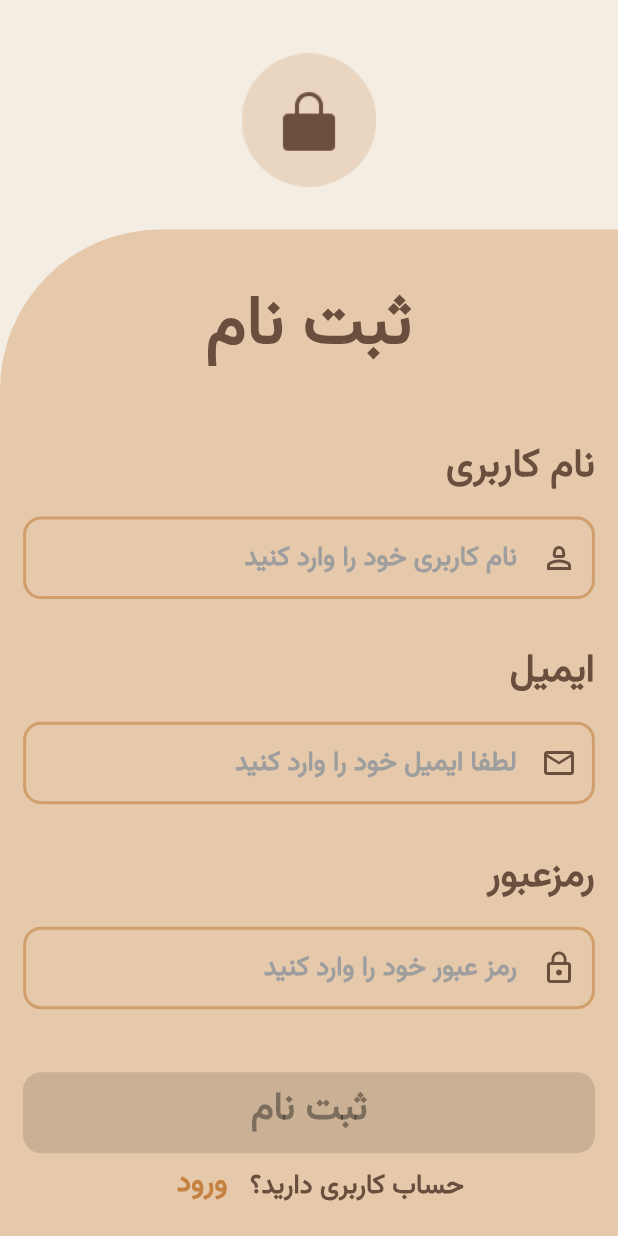
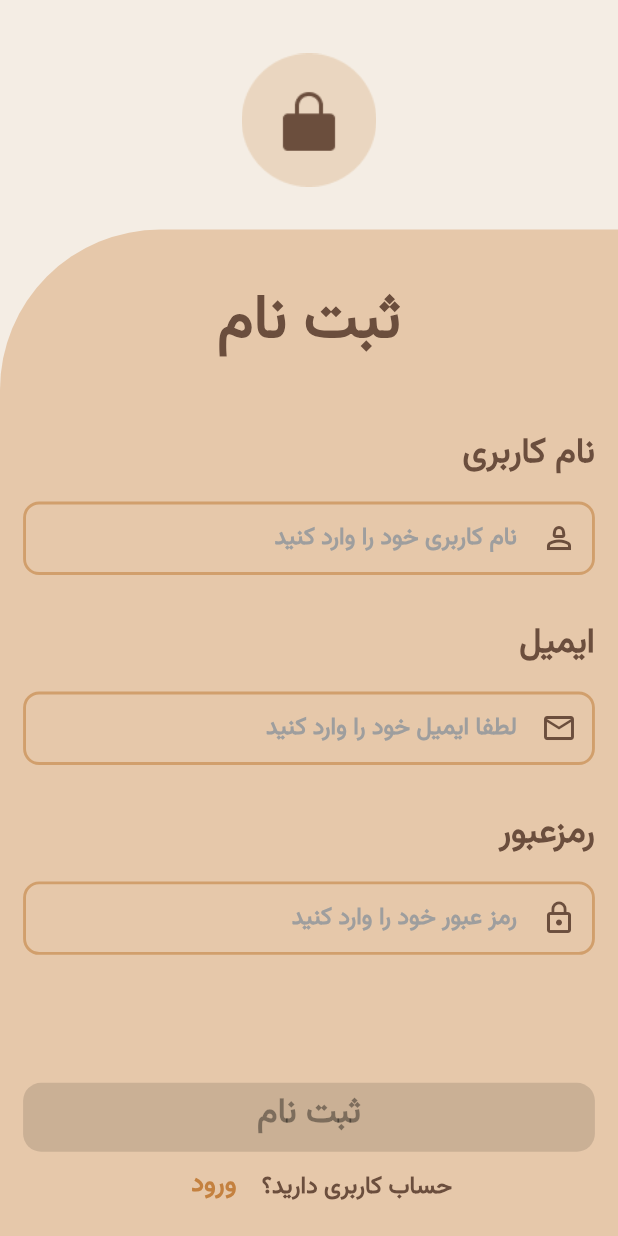
Before and after one commit to yk-254/coffee_store_app, a Flutter app: the screen it shows after launch, after a tap on "ثبت نام", on a phone screen of 412 x 824 dp. Run offline on Flutter 3.47's test engine with Material 3 defaults, Android fonts, the phone set to English and light mode, and no system bars; our stand-ins replace circle_nav_bar, flutter_screenutil, get, shared_preferences; accounts and stored records are empty.

Commit message:
responsive bug fixed

```diff
--- a/lib/app/modules/auth/register/views/register_view.dart
+++ b/lib/app/modules/auth/register/views/register_view.dart
@@ -70,7 +70,7 @@ class RegisterView extends GetView<RegisterController> {
                           controller: controller.usernameController,
                           cursorColor: AppColors.primary,
 
-                          textDirection: TextDirection.rtl,
+                          textDirection: TextDirection.ltr,
                           decoration: InputDecoration(
                             hintTextDirection: TextDirection.rtl,
                             suffixIcon: Icon(
--- a/lib/app/theme/app_theme.dart
+++ b/lib/app/theme/app_theme.dart
@@ -1,5 +1,6 @@
 // lib/theme/app_theme.dart
 import 'package:flutter/material.dart';
+import 'package:flutter_screenutil/flutter_screenutil.dart';
 
 class AppColors {
   static const primary = Color(0xFF6B4E3D); // Primary
@@ -23,11 +24,11 @@ class AppTheme {
       scaffoldBackgroundColor: AppColors.background,
 
       // AppBar
-      appBarTheme: const AppBarTheme(
+      appBarTheme: AppBarTheme(
         backgroundColor: AppColors.primary,
         titleTextStyle: TextStyle(
           color: Colors.white,
-          fontSize: 20,
+          fontSize: 20.sp,
           fontWeight: FontWeight.bold,
         ),
         iconTheme: IconThemeData(color: Colors.white),
@@ -42,14 +43,14 @@ class AppTheme {
           shape: RoundedRectangleBorder(
             borderRadius: BorderRadius.circular(12),
           ),
-          textStyle: const TextStyle(
-            fontSize: 26,
+          textStyle: TextStyle(
+            fontSize: 26.sp,
             color: AppColors.buttonText,
             fontWeight: FontWeight.bold,
             fontFamily: 'vazirmatn',
-            height: 1,
+            height: 1.h,
           ),
-          padding: const EdgeInsets.symmetric(vertical: 14),
+          padding: EdgeInsets.symmetric(vertical: 14.h),
         ),
       ),
       textButtonTheme: TextButtonThemeData(
@@ -57,7 +58,7 @@ class AppTheme {
           foregroundColor: AppColors.textButton,
           textStyle: TextStyle(
             color: AppColors.text,
-            fontSize: 20,
+            fontSize: 20.sp,
             fontWeight: FontWeight.bold,
             fontFamily: 'vazirmatn',
           ),
@@ -67,7 +68,7 @@ class AppTheme {
         style: OutlinedButton.styleFrom(
           side: const BorderSide(color: AppColors.primary),
           shape: RoundedRectangleBorder(
-            borderRadius: BorderRadius.circular(12),
+            borderRadius: BorderRadius.circular(12.r),
           ),
         ),
       ),
@@ -77,21 +78,18 @@ class AppTheme {
         filled: true,
         fillColor: AppColors.third,
         border: OutlineInputBorder(
-          borderRadius: BorderRadius.circular(12),
+          borderRadius: BorderRadius.circular(12.r),
           borderSide: const BorderSide(color: AppColors.text),
         ),
         enabledBorder: OutlineInputBorder(
-          borderRadius: BorderRadius.circular(12),
-          borderSide: const BorderSide(color: AppColors.secondary, width: 2),
+          borderRadius: BorderRadius.circular(12.r),
+          borderSide: BorderSide(color: AppColors.secondary, width: 2.w),
         ),
         focusedBorder: OutlineInputBorder(
-          borderRadius: BorderRadius.circular(12),
-          borderSide: const BorderSide(color: AppColors.text, width: 2),
+          borderRadius: BorderRadius.circular(12.r),
+          borderSide: BorderSide(color: AppColors.text, width: 2.w),
         ),
-        contentPadding: const EdgeInsets.symmetric(
-          horizontal: 16,
-          vertical: 14,
-        ),
+        contentPadding: EdgeInsets.symmetric(horizontal: 16.w, vertical: 14.h),
         hintStyle: const TextStyle(color: Colors.grey),
       ),
 
@@ -99,32 +97,32 @@ class AppTheme {
       textTheme: TextTheme(
         bodyLarge: TextStyle(
           color: AppColors.text,
-          fontSize: 18,
+          fontSize: 18.sp,
           fontWeight: FontWeight.bold,
 
           fontFamily: 'vazirmatn',
         ),
         bodyMedium: TextStyle(
           color: AppColors.text,
-          fontSize: 16,
+          fontSize: 16.sp,
           fontWeight: FontWeight.bold,
           fontFamily: 'vazirmatn',
         ),
         titleLarge: TextStyle(
           color: AppColors.text,
-          fontSize: 46,
+          fontSize: 46.sp,
           fontWeight: FontWeight.bold,
           fontFamily: 'vazirmatn',
         ),
         titleMedium: TextStyle(
           color: AppColors.text,
-          fontSize: 26,
+          fontSize: 26.sp,
           fontWeight: FontWeight.bold,
           fontFamily: 'vazirmatn',
         ),
         titleSmall: TextStyle(
           color: AppColors.text,
-          fontSize: 14,
+          fontSize: 14.sp,
           fontFamily: 'vazirmatn',
         ),
       ),
```
Also changed, not shown: lib/app/modules/product/controllers/product_controller.dart (+16 -1 lines), lib/app/modules/product/views/product_view.dart (+23 -13 lines).
